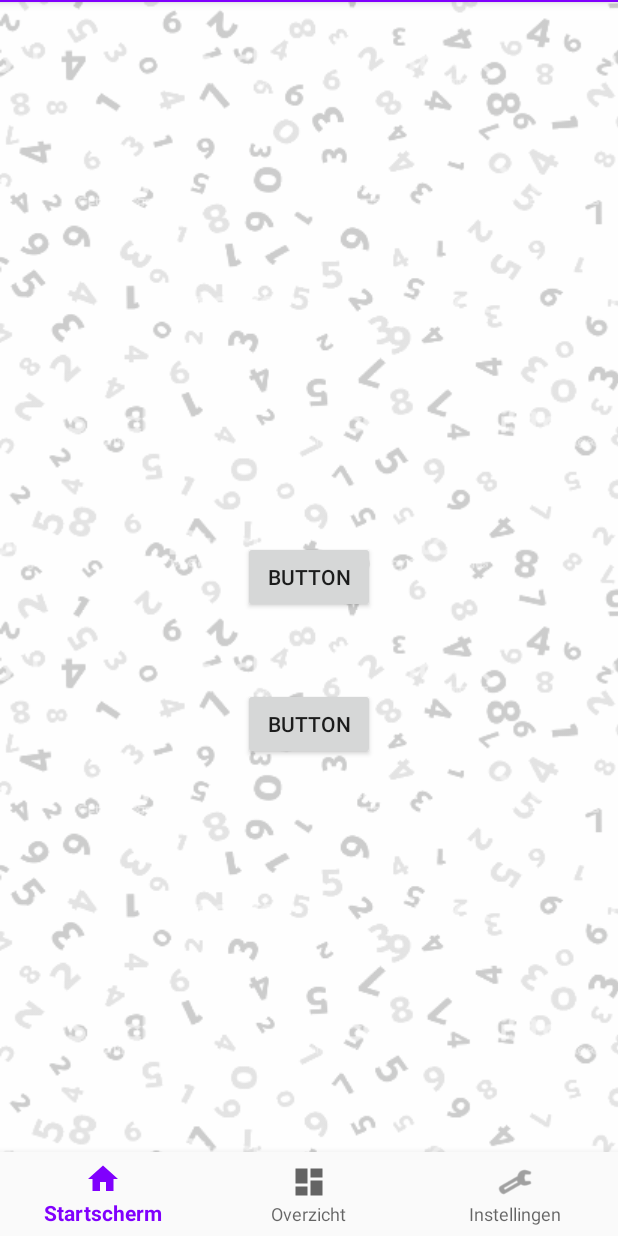
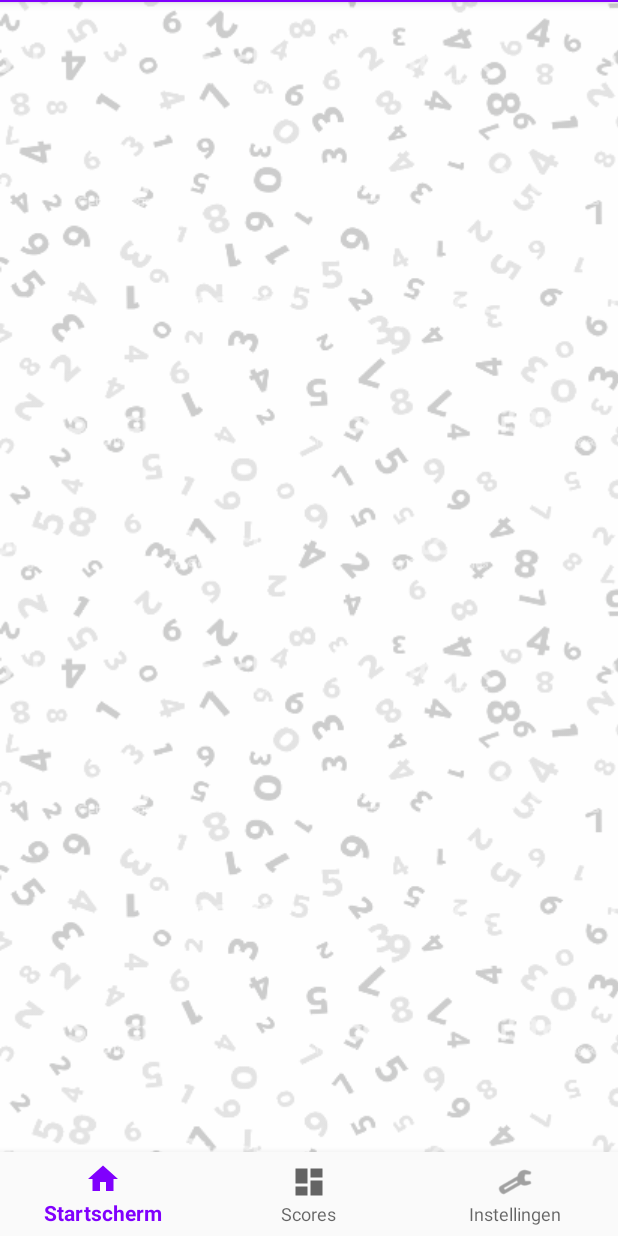
Before and after one commit to MrSandwich/android_app_calculus, an Android app: the fragment SettingsFragment placed in its activity, on a phone screen of 412 x 824 dp. Run offline under Robolectric (Android 15) with nearby library versions, the phone set to English and light mode, and no system bars.

Commit message:
Enkele bugfixes & quality of life verbeteringen

```diff
--- a/app/src/main/res/layout/fragment_score.xml
+++ b/app/src/main/res/layout/fragment_score.xml
@@ -11,6 +11,6 @@
         android:layout_width="match_parent"
         android:layout_height="match_parent"
         android:divider="@color/colorPrimary"
-        android:dividerHeight="1dp"/>
+        android:dividerHeight="2dp"/>
 
 </RelativeLayout>
--- a/app/src/main/res/layout/fragment_settings.xml
+++ b/app/src/main/res/layout/fragment_settings.xml
@@ -6,19 +6,4 @@
     android:backgroundTint="#CCFFFFFF"
     android:backgroundTintMode="src_over">
 
-
-    <Button
-        android:id="@+id/uploadtest"
-        android:layout_width="wrap_content"
-        android:layout_height="wrap_content"
-        android:layout_centerInParent="true"
-        android:text="Button" />
-    <Button
-        android:id="@+id/downloadtest"
-        android:layout_width="wrap_content"
-        android:layout_height="wrap_content"
-        android:layout_below="@+id/uploadtest"
-        android:layout_marginTop="50dp"
-        android:layout_centerHorizontal="true"
-        android:text="Button" />
 </RelativeLayout>
--- a/app/src/main/res/layout/row.xml
+++ b/app/src/main/res/layout/row.xml
@@ -27,7 +27,8 @@
         android:paddingBottom="10dp"
         android:layout_below="@+id/naam"
         android:text=" EN DEZE TEXT OOK "
-        android:textSize="20dp"
+        android:textSize="16dp"
+        android:textStyle="bold"
         android:textAppearance="@style/TextAppearance.AppCompat.Body1"
         />
     <TextView
@@ -41,7 +42,8 @@
         android:paddingBottom="10dp"
         android:layout_below="@+id/naam"
         android:text=" EN DEZE TEXT OOK "
-        android:textSize="20dp"
+        android:textSize="16dp"
+        android:textStyle="bold"
 
         android:textAppearance="@style/TextAppearance.AppCompat.Body1"
         />
--- a/app/src/main/res/values/strings.xml
+++ b/app/src/main/res/values/strings.xml
@@ -1,7 +1,7 @@
 <resources>
     <string name="app_name">Calculus</string>
     <string name="title_home">Startscherm</string>
-    <string name="title_dashboard">Overzicht</string>
+    <string name="title_dashboard">Scores</string>
     <string name="title_notifications">Placeholder</string>
     <string name="action_settings">Settings</string>
     <string name="title_activity_settings">Settings</string>
@@ -79,6 +79,4 @@
     <string name="pref_title_vibrate">Vibrate</string>
     <string name="title_activity_main">MainActivity</string>
 
-    <!-- TODO: Remove or change this placeholder text -->
-    <string name="hello_blank_fragment">Hello blank fragment</string>
 </resources>
```
Also changed, not shown: app/src/main/java/com/test/calculus/Fragments/OverzichtFragment.java (+2 -0 lines), app/src/main/java/com/test/calculus/Fragments/ScoreFragment.java (+12 -20 lines).
